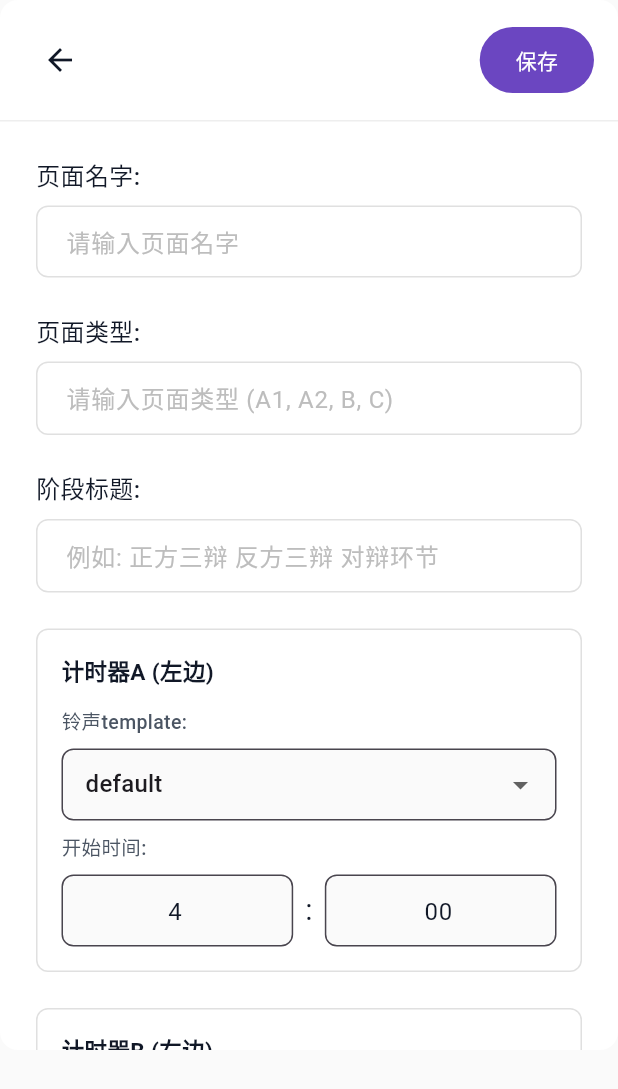
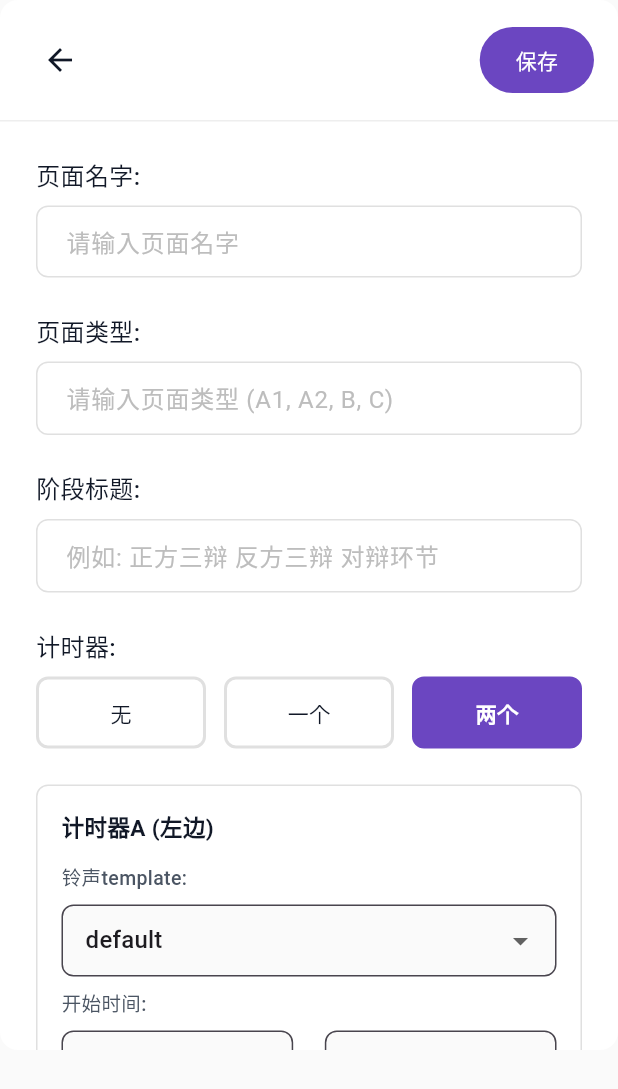
Before and after one commit to AngCW/Yihua-Timer, a Flutter app: the PageConfigDialog widget shown alone on an empty page, opened directly with empty values, on a phone screen of 412 x 824 dp. Shown: the top 1089 px of the screen. Run offline on Flutter 3.47's test engine with Material 3 defaults, Android fonts, the phone set to English and light mode, and no system bars; our stand-ins replace drift, file_picker, shared_preferences, sqlite3_flutter_libs; missing offline and left inert: sqlite3; accounts and stored records are empty; generated files the repository leaves out were written again; Roboto replaces fonts that are missing (Microsoft YaHei).

Commit message:
Add timer count toggle and save navigation to 已保存赛事 page

```diff
--- a/lib/CreateEvent/page_config_dialog.dart
+++ b/lib/CreateEvent/page_config_dialog.dart
@@ -2,6 +2,7 @@ import 'package:flutter/material.dart';
 import 'package:flutter/services.dart';
 import 'package:file_picker/file_picker.dart';
 import 'dart:io';
+import '../EventManager/event_manager_page.dart';
 
 class PageConfigDialog extends StatefulWidget {
   final String pageName;
@@ -73,6 +74,7 @@ class _PageConfigDialogState extends State<PageConfigDialog> {
   String? _bgmPath;
   int _previewSecA = 0;
   int _previewSecB = 0;
+  String _timerCount = '两个'; // 无, 一个, 两个
 
   @override
   void initState() {
@@ -182,7 +184,8 @@ class _PageConfigDialogState extends State<PageConfigDialog> {
                   onPressed: () => Navigator.of(context).pop(),
                 ),
                 FilledButton(
-                  onPressed: () {
+                  onPressed: () async {
+                    // Close the dialog first
                     Navigator.of(context).pop({
                       'pageName': _pageNameController.text,
                       'pageType': _pageTypeController.text.toUpperCase(),
@@ -193,6 +196,34 @@ class _PageConfigDialogState extends State<PageConfigDialog> {
                       'timerBStartTime': '${_timerBMinController.text}:${_timerBSecController.text}',
                       'bgmPath': _bgmPath,
                     });
+
+                    // Show success message
+                    if (context.mounted) {
+                      ScaffoldMessenger.of(context).showSnackBar(
+                        const SnackBar(
+                          content: Text('保存成功'),
+                          backgroundColor: Color(0xFF6B46C1),
+                          duration: Duration(seconds: 2),
+                        ),
+                      );
+
+                      // Wait a bit for the message to be visible, then navigate
+                      await Future.delayed(const Duration(milliseconds: 500));
+
+                      // Pop all dialogs and routes until we reach the dashboard
+                      if (context.mounted) {
+                        Navigator.of(context).popUntil((route) => route.isFirst);
+
+                        // Navigate to EventManagerPage (已保存赛事)
+                        if (context.mounted) {
+                          Navigator.of(context).pushReplacement(
+                            MaterialPageRoute(
+                              builder: (context) => const EventManagerPage(),
+                            ),
+                          );
+                        }
+                      }
+                    }
                   },
                   style: FilledButton.styleFrom(
                     backgroundColor: const Color(0xFF6B46C1),
@@ -228,13 +259,22 @@ class _PageConfigDialogState extends State<PageConfigDialog> {
                   _buildTextField(_sectionNameController, '例如: 正方三辩 反方三辩 对辩环节'),
                   const SizedBox(height: 24),
 
-                  // Timer A (左边)
-                  _buildTimerBox('计时器A (左边)', true),
+                  // Timer Count Toggle
+                  _buildLabel('计时器:'),
+                  const SizedBox(height: 8),
+                  _buildTimerCountSelector(),
                   const SizedBox(height: 24),
 
-                  // Timer B (右边)
-                  _buildTimerBox('计时器B (右边)', false),
-                  const SizedBox(height: 24),
+                  // Timer - show based on selection
+                  if (_timerCount == '一个') ...[
+                    _buildTimerBox('计时器(中间)', true),
+                    const SizedBox(height: 24),
+                  ] else if (_timerCount == '两个') ...[
+                    _buildTimerBox('计时器A (左边)', true),
+                    const SizedBox(height: 24),
+                    _buildTimerBox('计时器B (右边)', false),
+                    const SizedBox(height: 24),
+                  ],
 
                   // Background Music
                   _buildLabel('背景音乐:'),
@@ -292,6 +332,47 @@ class _PageConfigDialogState extends State<PageConfigDialog> {
     );
   }
 
+  Widget _buildTimerCountSelector() {
+    return Row(
+      children: [
+        _buildTimerCountOption('无'),
+        const SizedBox(width: 12),
+        _buildTimerCountOption('一个'),
+        const SizedBox(width: 12),
+        _buildTimerCountOption('两个'),
+      ],
+    );
+  }
+
+  Widget _buildTimerCountOption(String value) {
+    final isSelected = _timerCount == value;
+    return Expanded(
+      child: InkWell(
+        onTap: () => setState(() => _timerCount = value),
+        child: Container(
+          padding: const EdgeInsets.symmetric(vertical: 12, horizontal: 16),
+          decoration: BoxDecoration(
+            color: isSelected ? const Color(0xFF6B46C1) : Colors.white,
+            border: Border.all(
+              color: isSelected ? const Color(0xFF6B46C1) : Colors.grey.shade300,
+              width: 2,
+            ),
+            borderRadius: BorderRadius.circular(8),
+          ),
+          child: Center(
+            child: Text(
+              value,
+              style: TextStyle(
+                color: isSelected ? Colors.white : const Color(0xFF111827),
+                fontSize: 14,
+                fontWeight: isSelected ? FontWeight.w600 : FontWeight.normal,
+              ),
+            ),
+          ),
+        ),
+      ),
+    );
+  }
 
   Widget _buildTimerBox(String title, bool isTimerA) {
     final minController = isTimerA ? _timerAMinController : _timerBMinController;
@@ -482,8 +563,25 @@ class _PageConfigDialogState extends State<PageConfigDialog> {
               ),
             ),
 
-          // Timer A (if A1 or A2) - left side
-          if (pageType == 'A1' || pageType == 'A2')
+          // Timer A - center if 一个, left if 两个
+          if (_timerCount == '一个')
+            Align(
+              alignment: Alignment.center,
+              child: Padding(
+                padding: const EdgeInsets.only(bottom: 100),
+                child: Text(
+                  _formatTime(_previewSecA),
+                  style: const TextStyle(
+                    color: Colors.white,
+                    fontSize: 56,
+                    fontWeight: FontWeight.bold,
+                  ),
+                ),
+              ),
+            ),
+
+          // Timer A - left side (if 两个)
+          if (_timerCount == '两个')
             Positioned(
               left: 80,
               bottom: 100,
@@ -497,8 +595,8 @@ class _PageConfigDialogState extends State<PageConfigDialog> {
               ),
             ),
 
-          // Timer B (if A2) - right side
-          if (pageType == 'A2')
+          // Timer B - right side (if 两个)
+          if (_timerCount == '两个')
             Positioned(
               right: 80,
               bottom: 100,
```
